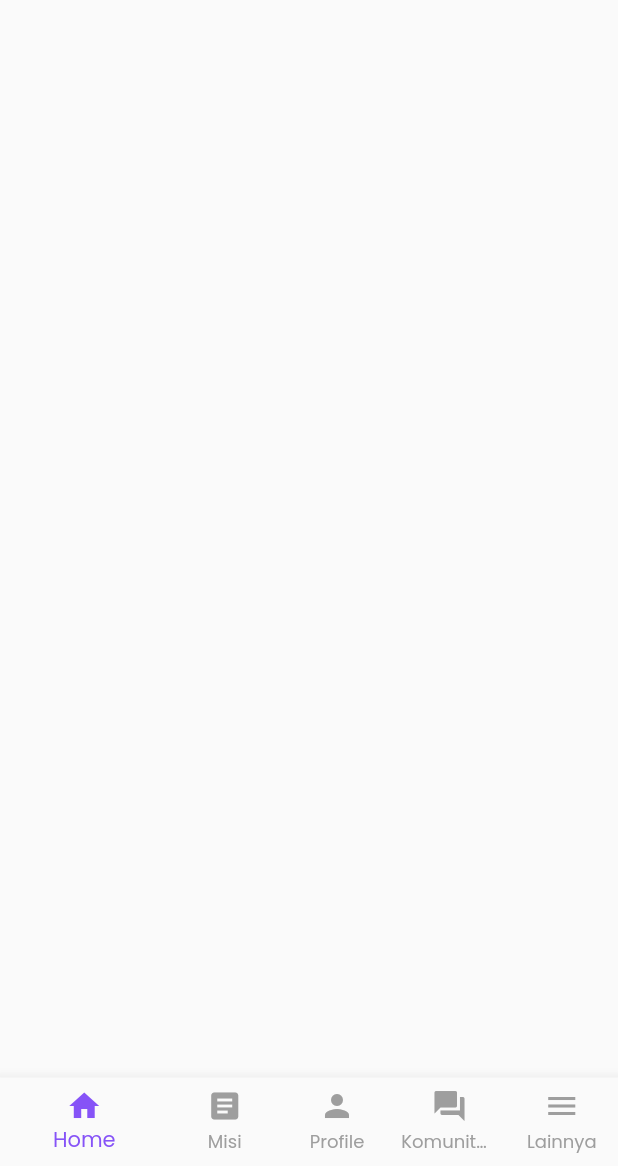
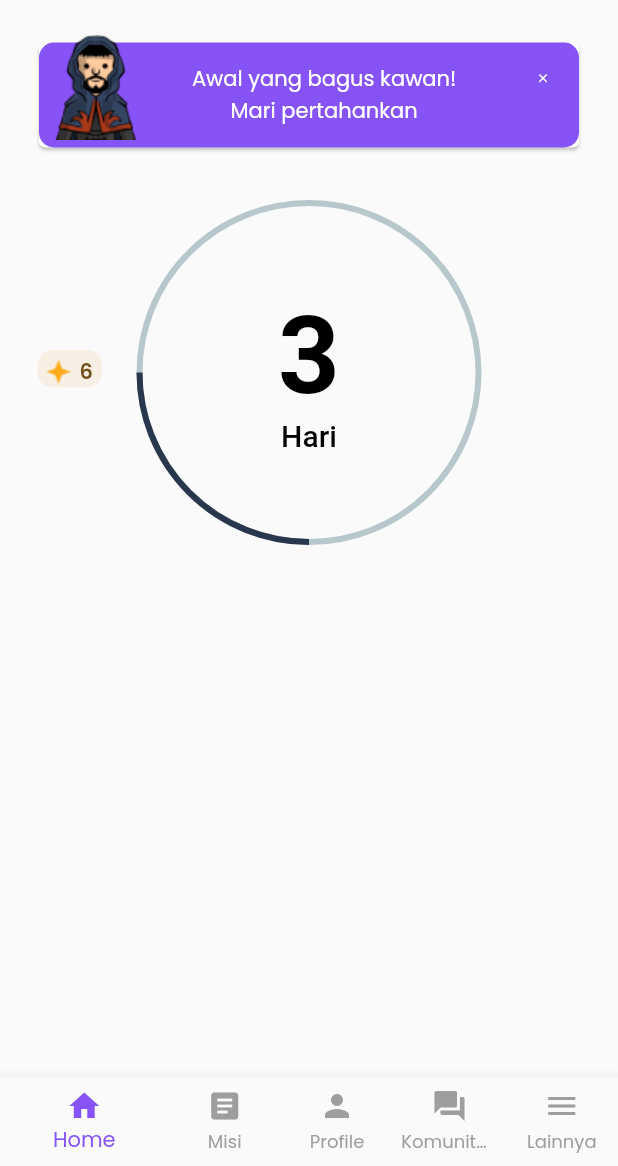
Before and after one commit to rizkanfirmansyah/amikipmobile, a Flutter app: the screen it shows after launch, on a phone screen of 412 x 824 dp, the part 70-1236 px from its top. Run offline on Flutter 3.47's test engine with Material 2 defaults, Android fonts, the phone set to English and light mode, and no system bars; drawn by our look-alikes of percent_indicator.

Commit message:
Add Banner and Circular Progress Bar

```diff
--- a/lib/page/home.dart
+++ b/lib/page/home.dart
@@ -1,7 +1,10 @@
+import 'dart:ui';
+
 import 'package:flutter/cupertino.dart';
 import 'package:flutter/material.dart';
 import 'package:flutter/src/widgets/container.dart';
 import 'package:flutter/src/widgets/framework.dart';
+import 'package:percent_indicator/percent_indicator.dart';
 
 class Home extends StatefulWidget {
   const Home({super.key});
@@ -10,10 +13,13 @@ class Home extends StatefulWidget {
   State<Home> createState() => _HomeState();
 }
 
+final ValueNotifier<double> _valueNotifier = ValueNotifier(25);
+
 class _HomeState extends State<Home> {
   @override
   Widget build(BuildContext context) {
     return Scaffold(
+      // App Bar
       appBar: AppBar(
         title: Image.asset('assets/icons/logo.png'),
         actions: [
@@ -39,50 +45,139 @@ class _HomeState extends State<Home> {
         elevation: 0,
         backgroundColor: Colors.transparent,
       ),
-
-      // body: Column(
-      //   children: [
-      //     SizedBox(
-      //       height: 45,
-      //     ),
-      //     Row(
-      //       mainAxisAlignment: MainAxisAlignment.spaceAround,
-      //       children: [
-      //         Column(
-      //           children: [
-      //             Image.asset('assets/icons/logo.png'),
-      //           ],
-      //         ),
-      //         Column(
-      //           children: [
-      //             GestureDetector(
-      //               onTap: () {
-      //                 debugPrint('Bell img tapped');
-      //               },
-      //               child: Image.asset(
-      //                 'assets/icons/bell.png',
-      //                 fit: BoxFit.cover,
-      //               ),
-      //             ),
-      //           ],
-      //         ),
-      //         Column(
-      //           children: [
-      //             GestureDetector(
-      //               onTap: () {
-      //                 debugPrint('Warning icon tapped');
-      //               },
-      //               child: Image.asset(
-      //                 'assets/icons/warning.png',
-      //                 fit: BoxFit.cover,
-      //               ),
-      //             ),
-      //           ],
-      //         ),
-      //       ],
-      //     ),
-      //   ],
-      // ),
+      body: SingleChildScrollView(
+        // Banner
+        child: SafeArea(
+          minimum: const EdgeInsets.all(15),
+          child: Column(
+            children: [
+              Container(
+                child: Card(
+                  child: Container(
+                    width: 360,
+                    height: 70,
+                    decoration: BoxDecoration(
+                      borderRadius: BorderRadius.circular(10),
+                      color: Color.fromRGBO(134, 83, 247, 1),
+                    ),
+                    child: Row(
+                      mainAxisAlignment: MainAxisAlignment.spaceBetween,
+                      children: [
+                        Container(
+                          transform: Matrix4.translationValues(0, -5, 0),
+                          child: Image.asset(
+                            'assets/images/mage.png',
+                            height: 70,
+                          ),
+                        ),
+                        Column(
+                          mainAxisAlignment: MainAxisAlignment.center,
+                          children: [
+                            Text(
+                              'Awal yang bagus kawan!',
+                              style: TextStyle(
+                                fontSize: 14,
+                                color: Color.fromRGBO(255, 255, 255, 1),
+                              ),
+                            ),
+                            Text(
+                              'Mari pertahankan',
+                              style: TextStyle(
+                                fontSize: 14,
+                                color: Color.fromRGBO(255, 255, 255, 1),
+                              ),
+                            ),
+                          ],
+                        ),
+                        Column(
+                          children: [
+                            IconButton(
+                              onPressed: () {
+                                debugPrint('Close btn tapped');
+                              },
+                              icon: Icon(Icons.close),
+                              iconSize: 9,
+                              color: Color.fromRGBO(255, 255, 255, 1),
+                            )
+                          ],
+                        )
+                      ],
+                    ),
+                  ),
+                ),
+              ),
+              SizedBox(
+                height: 31,
+              ),
+              // CircularProgress
+              Stack(
+                children: [
+                  Container(
+                    alignment: Alignment.topCenter,
+                    child: CircularPercentIndicator(
+                      radius: 115,
+                      lineWidth: 4,
+                      startAngle: 180,
+                      progressColor: Color.fromRGBO(41, 55, 78, 1),
+                      animation: true,
+                      percent: 0.25,
+                      animationDuration: 1500,
+                      center: RichText(
+                        textAlign: TextAlign.center,
+                        text: TextSpan(
+                            text: '3 \n',
+                            style: TextStyle(
+                              color: Colors.black,
+                              fontWeight: FontWeight.w600,
+                              fontSize: 72,
+                            ),
+                            children: [
+                              TextSpan(
+                                text: 'Hari',
+                                style: TextStyle(
+                                  color: Colors.black,
+                                  fontWeight: FontWeight.w500,
+                                  fontSize: 20,
+                                ),
+                              ),
+                            ]),
+                      ),
+                    ),
+                  ),
+                  Positioned(
+                    top: 100,
+                    left: 10,
+                    child: Container(
+                      alignment: Alignment.bottomLeft,
+                      width: 43,
+                      height: 25,
+                      decoration: BoxDecoration(
+                        borderRadius: BorderRadius.circular(10),
+                        color: Color.fromRGBO(221, 143, 32, 0.1),
+                      ),
+                      child: Row(
+                        mainAxisAlignment: MainAxisAlignment.spaceEvenly,
+                        children: [
+                          Image.asset('assets/icons/vector.png'),
+                          Text(
+                            '6',
+                            style: TextStyle(
+                              fontSize: 14,
+                              fontWeight: FontWeight.w700,
+                              color: Color.fromRGBO(112, 82, 26, 1),
+                            ),
+                          ),
+                        ],
+                      ),
+                    ),
+                  ),
+                ],
+              ),
+            ],
+          ),
+        ),
+      ),
+      // Navbar
       bottomNavigationBar: BottomNavigationBar(
         items: const <BottomNavigationBarItem>[
           BottomNavigationBarItem(
--- a/pubspec.yaml
+++ b/pubspec.yaml
@@ -35,6 +35,7 @@ dependencies:
   # The following adds the Cupertino Icons font to your application.
   # Use with the CupertinoIcons class for iOS style icons.
   cupertino_icons: ^1.0.2
+  percent_indicator: ^4.2.2
 
 dev_dependencies:
   flutter_test:
```
Also changed, not shown: assets/icons/vector.png (added), assets/images/mage.png (added), pubspec.lock.
